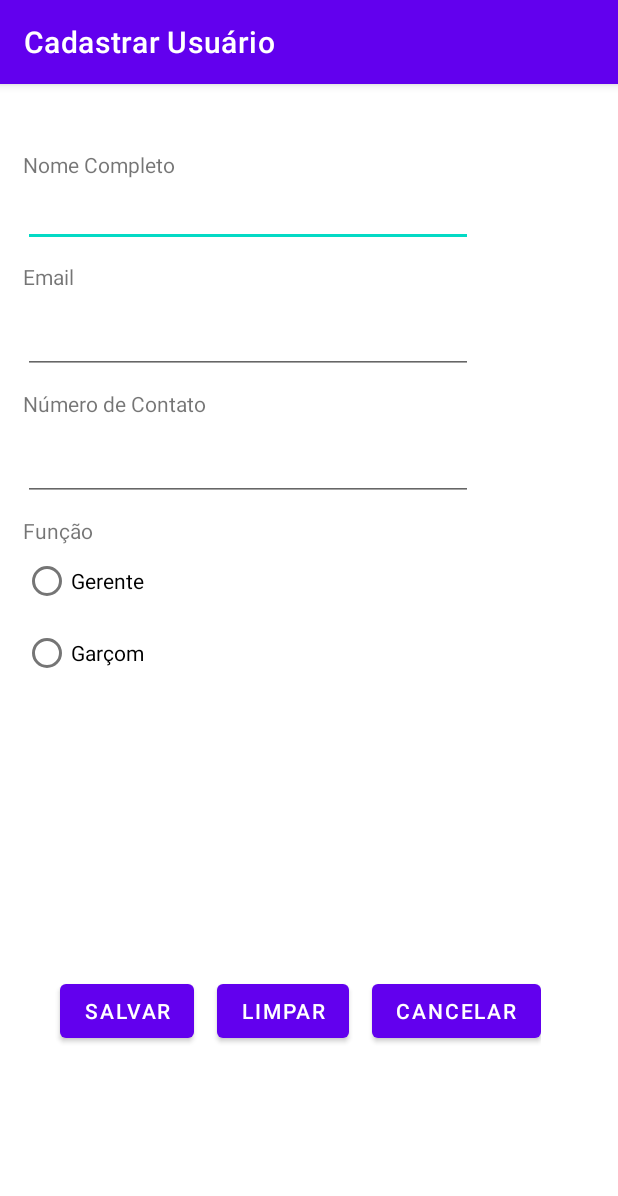
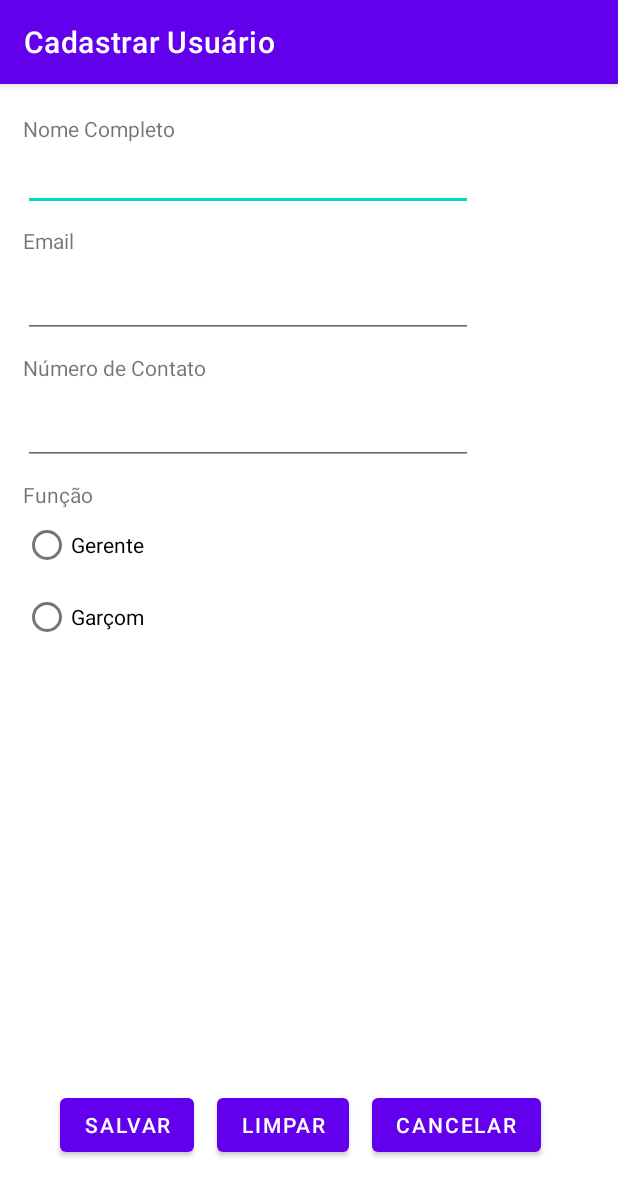
Before and after one commit to suelenviana/app_pizzaria, an Android app: the cadUsuarioActivity screen opened directly, with no data from a screen before it, on a phone screen of 412 x 824 dp. Shown: the top 1196 px of the screen. Run offline under Robolectric (Android 15) with nearby library versions, the phone set to English and light mode, and no system bars.

Commit message:
correção layouts

```diff
--- a/app/src/main/res/layout/activity_cad_usuario.xml
+++ b/app/src/main/res/layout/activity_cad_usuario.xml
@@ -1,10 +1,11 @@
 <?xml version="1.0" encoding="utf-8"?>
-<androidx.coordinatorlayout.widget.CoordinatorLayout xmlns:android="http://schemas.android.com/apk/res/android"
+<LinearLayout xmlns:android="http://schemas.android.com/apk/res/android"
     xmlns:app="http://schemas.android.com/apk/res-auto"
     xmlns:tools="http://schemas.android.com/tools"
     android:layout_width="match_parent"
     android:layout_height="match_parent"
-    tools:context=".usuario.cadUsuarioActivity">
+    tools:context=".usuario.cadUsuarioActivity"
+    android:orientation="vertical">
 
     <com.google.android.material.appbar.AppBarLayout
         android:layout_width="match_parent"
@@ -20,8 +21,6 @@
 
     </com.google.android.material.appbar.AppBarLayout>
 
-    <include layout="@layout/content_cad_usuario" />
-
     <LinearLayout
         android:layout_width="match_parent"
         android:layout_height="wrap_content"
@@ -32,7 +31,7 @@
             android:layout_width="wrap_content"
             android:layout_height="wrap_content"
             android:layout_marginLeft="15dp"
-            android:layout_marginTop="100dp"
+            android:layout_marginTop="20dp"
             android:text="@string/cadUsuario_nomeCompleto" />
 
         <EditText
@@ -109,16 +108,17 @@
     </LinearLayout>
 
     <LinearLayout
-        android:layout_width="wrap_content"
-        android:layout_height="wrap_content"
-        android:orientation="horizontal">
+        android:layout_width="match_parent"
+        android:layout_height="match_parent"
+        android:orientation="horizontal"
+        android:gravity="bottom">
 
         <Button
             android:id="@+id/btSalvar"
             android:layout_width="wrap_content"
             android:layout_height="wrap_content"
             android:layout_marginLeft="40dp"
-            android:layout_marginTop="650dp"
+            android:layout_marginTop="50dp"
             android:onClick="onClick"
             android:text="@string/cadProduto_salvar"></Button>
 
@@ -127,7 +127,7 @@
             android:layout_width="wrap_content"
             android:layout_height="wrap_content"
             android:layout_marginLeft="15dp"
-            android:layout_marginTop="650dp"
+            android:layout_marginTop="50dp"
             android:onClick="onClick"
             android:text="@string/cadProduto_limpar"></Button>
 
@@ -136,10 +136,10 @@
             android:layout_width="wrap_content"
             android:layout_height="wrap_content"
             android:layout_marginLeft="15dp"
-            android:layout_marginTop="650dp"
+            android:layout_marginTop="50dp"
             android:onClick="onClick"
             android:text="@string/cadProduto_cancelar"></Button>
     </LinearLayout>
 
 
-</androidx.coordinatorlayout.widget.CoordinatorLayout>
+</LinearLayout>
--- a/app/src/main/res/layout/content_cad_produto.xml
+++ /dev/null
@@ -1,6 +0,0 @@
-<?xml version="1.0" encoding="utf-8"?>
-<androidx.constraintlayout.widget.ConstraintLayout xmlns:android="http://schemas.android.com/apk/res/android"
-    xmlns:app="http://schemas.android.com/apk/res-auto"
-    android:layout_width="match_parent"
-    android:layout_height="match_parent"
-    app:layout_behavior="@string/appbar_scrolling_view_behavior"></androidx.constraintlayout.widget.ConstraintLayout>
--- a/app/src/main/res/layout/content_cad_usuario.xml
+++ /dev/null
@@ -1,11 +0,0 @@
-<?xml version="1.0" encoding="utf-8"?>
-<androidx.constraintlayout.widget.ConstraintLayout xmlns:android="http://schemas.android.com/apk/res/android"
-    xmlns:app="http://schemas.android.com/apk/res-auto"
-    android:layout_width="match_parent"
-    android:layout_height="match_parent"
-    app:layout_behavior="@string/appbar_scrolling_view_behavior">
-
-
-
-
-</androidx.constraintlayout.widget.ConstraintLayout>
--- a/app/src/main/res/layout/content_novo_pedido.xml
+++ /dev/null
@@ -1,6 +0,0 @@
-<?xml version="1.0" encoding="utf-8"?>
-<androidx.constraintlayout.widget.ConstraintLayout xmlns:android="http://schemas.android.com/apk/res/android"
-    xmlns:app="http://schemas.android.com/apk/res-auto"
-    android:layout_width="match_parent"
-    android:layout_height="match_parent"
-    app:layout_behavior="@string/appbar_scrolling_view_behavior"></androidx.constraintlayout.widget.ConstraintLayout>
```
Also changed, not shown: app/src/main/res/layout/activity_cad_produto.xml (+12 -12 lines), app/src/main/res/layout/activity_novo_pedido.xml (+12 -12 lines).
